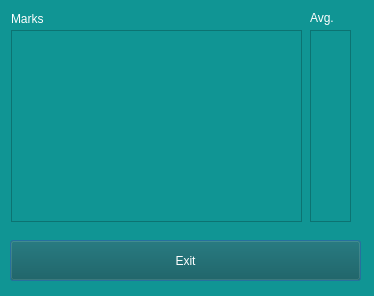
Before: the Qt Designer form QTcreator/Diary/student_window.ui in albaSANDROS/DIPLOMA-PROJECT.-Multi-user-client-server-application-e-journal, drawn with Qt 5.
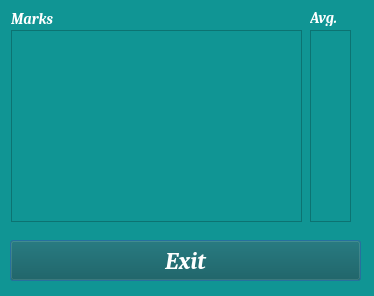
After: the same form once the commit is applied.

Patch:
```diff
--- a/QTcreator/Diary/student_window.ui
+++ b/QTcreator/Diary/student_window.ui
@@ -28,6 +28,17 @@
      <height>41</height>
     </rect>
    </property>
+   <property name="font">
+    <font>
+     <family>Cambria</family>
+     <pointsize>18</pointsize>
+     <italic>true</italic>
+     <bold>true</bold>
+    </font>
+   </property>
+   <property name="cursor">
+    <cursorShape>OpenHandCursor</cursorShape>
+   </property>
    <property name="styleSheet">
     <string notr="true">background-color: rgb(29, 35, 35);
 background-color: rgb(9, 83, 82);
@@ -62,6 +73,14 @@
      <height>16</height>
     </rect>
    </property>
+   <property name="font">
+    <font>
+     <family>Cambria</family>
+     <pointsize>11</pointsize>
+     <italic>true</italic>
+     <bold>true</bold>
+    </font>
+   </property>
    <property name="styleSheet">
     <string notr="true">color: rgb(255, 255, 255);</string>
    </property>
@@ -74,10 +93,18 @@
     <rect>
      <x>11</x>
      <y>11</y>
-     <width>32</width>
+     <width>51</width>
      <height>16</height>
     </rect>
    </property>
+   <property name="font">
+    <font>
+     <family>Cambria</family>
+     <pointsize>11</pointsize>
+     <italic>true</italic>
+     <bold>true</bold>
+    </font>
+   </property>
    <property name="styleSheet">
     <string notr="true">color: rgb(255, 255, 255);</string>
    </property>
```
Left out of the diff: 16 changed lines with no effect on the pictures.
